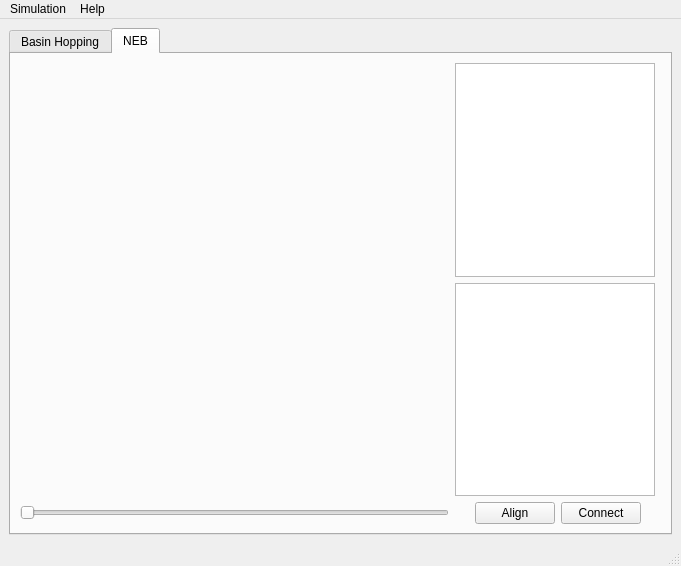
First picture: the form in src/gui/MainWindow.ui, repository pele-python/pele, before the edit.
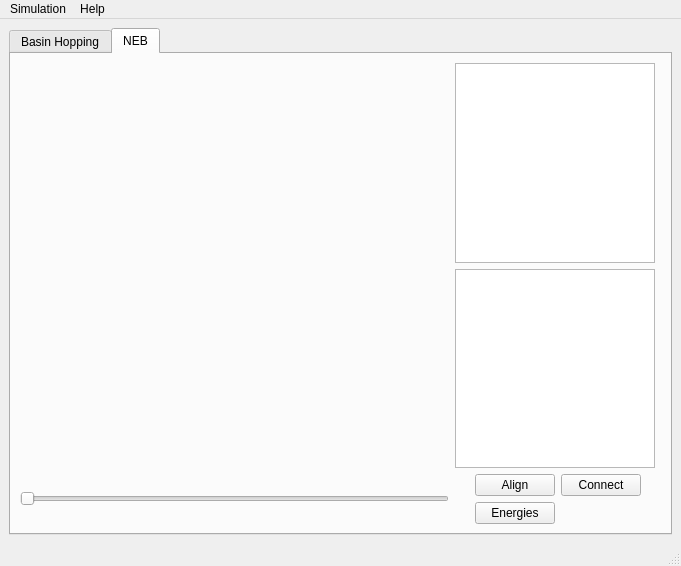
Second picture: the form after the edit. The open tabs and pages were chosen to show the change. Custom widgets are drawn as their Qt base class.

Patch:
```diff
--- a/src/gui/MainWindow.ui
+++ b/src/gui/MainWindow.ui
@@ -89,15 +89,8 @@
         <string>NEB</string>
        </attribute>
        <layout class="QGridLayout" name="gridLayout_4">
-        <item row="1" column="0">
-         <widget class="QSlider" name="horizontalSlider">
-          <property name="orientation">
-           <enum>Qt::Horizontal</enum>
-          </property>
-         </widget>
-        </item>
         <item row="0" column="0">
-         <widget class="QWidget" name="widget_2" native="true">
+         <widget class="Show3D" name="oglPath" native="true">
           <property name="sizePolicy">
            <sizepolicy hsizetype="Expanding" vsizetype="Preferred">
             <horstretch>0</horstretch>
@@ -191,8 +184,22 @@
             </property>
            </widget>
           </item>
+          <item row="1" column="0">
+           <widget class="QPushButton" name="btnEnergies">
+            <property name="text">
+             <string>Energies</string>
+            </property>
+           </widget>
+          </item>
          </layout>
         </item>
+        <item row="1" column="0">
+         <widget class="QSlider" name="sliderFrame">
+          <property name="orientation">
+           <enum>Qt::Horizontal</enum>
+          </property>
+         </widget>
+        </item>
        </layout>
       </widget>
      </widget>
```
Left out of the diff: 117 changed lines with no effect on the pictures.
